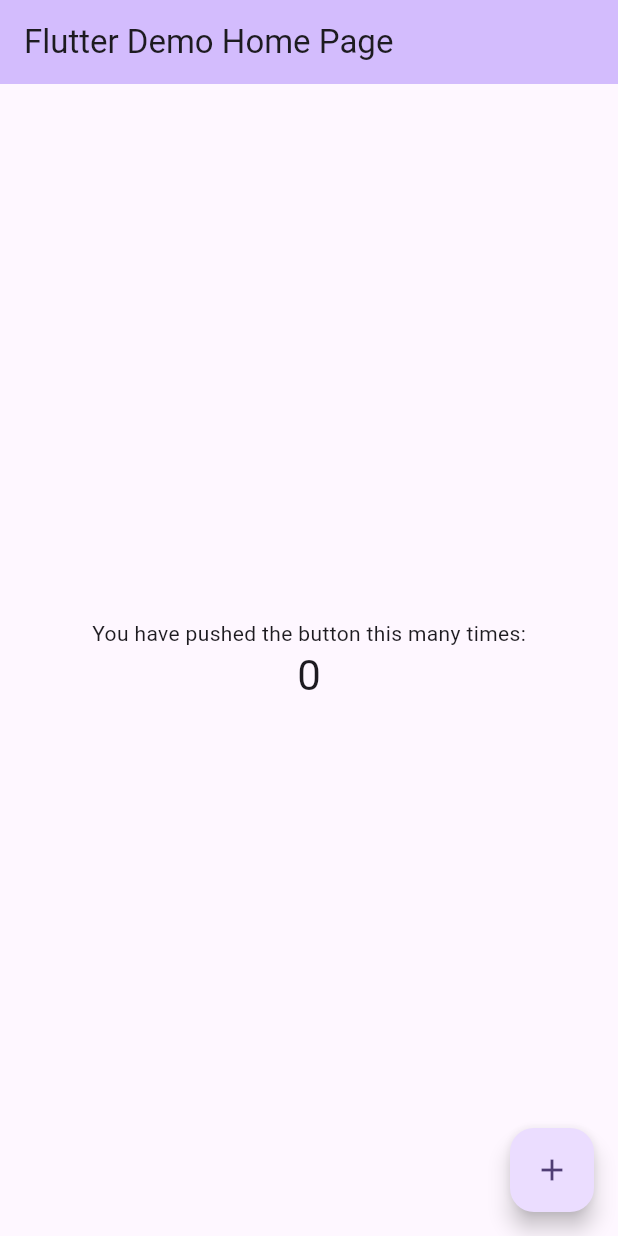
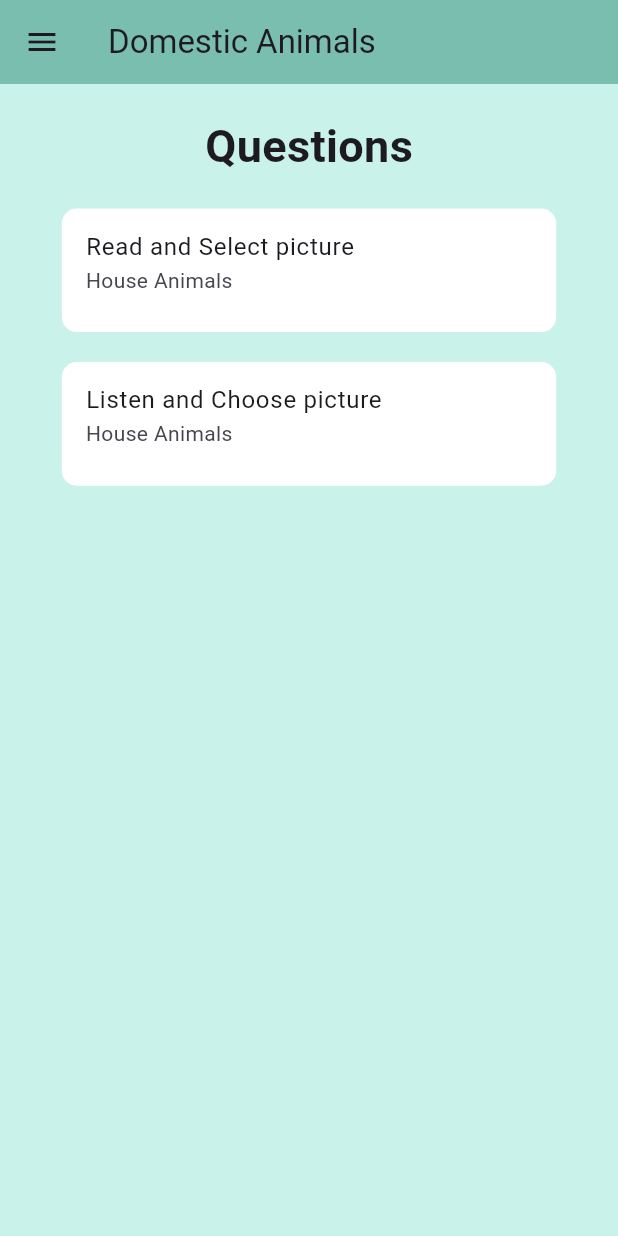
Before and after one commit to mariselvan98/arignar_app_task, a Flutter app: the screen it shows after launch, on a phone screen of 412 x 824 dp. Run offline on Flutter 3.47's test engine with Material 3 defaults, Android fonts, the phone set to English and light mode, and no system bars.

Commit message:
question category screen added

```diff
--- a/lib/main.dart
+++ b/lib/main.dart
@@ -1,3 +1,4 @@
+import 'package:arignar_app_task/pages/home_page/home_page.dart';
 import 'package:flutter/material.dart';
 
 void main() {
@@ -15,55 +16,22 @@ class MyApp extends StatelessWidget {
         colorScheme: ColorScheme.fromSeed(seedColor: Colors.deepPurple),
         useMaterial3: true,
       ),
-      home: const MyHomePage(title: 'Flutter Demo Home Page'),
+      debugShowCheckedModeBanner: false,
+      home: const MyHomePage(),
     );
   }
 }
 
 class MyHomePage extends StatefulWidget {
-  const MyHomePage({super.key, required this.title});
-
-  final String title;
+  const MyHomePage({super.key});
 
   @override
   State<MyHomePage> createState() => _MyHomePageState();
 }
 
 class _MyHomePageState extends State<MyHomePage> {
-  int _counter = 0;
-
-  void _incrementCounter() {
-    setState(() {
-      _counter++;
-    });
-  }
-
   @override
   Widget build(BuildContext context) {
-    return Scaffold(
-      appBar: AppBar(
-        backgroundColor: Theme.of(context).colorScheme.inversePrimary,
-        title: Text(widget.title),
-      ),
-      body: Center(
-        child: Column(
-          mainAxisAlignment: MainAxisAlignment.center,
-          children: <Widget>[
-            const Text(
-              'You have pushed the button this many times:',
-            ),
-            Text(
-              '$_counter',
-              style: Theme.of(context).textTheme.headlineMedium,
-            ),
-          ],
-        ),
-      ),
-      floatingActionButton: FloatingActionButton(
-        onPressed: _incrementCounter,
-        tooltip: 'Increment',
-        child: const Icon(Icons.add),
-      ),
-    );
+    return HomePage();
   }
 }
--- /dev/null
+++ b/lib/pages/home_page/home_page.dart
@@ -0,0 +1,105 @@
+import 'package:arignar_app_task/pages/question_page/question_page.dart';
+import 'package:arignar_app_task/utils/constant/questions.dart';
+import 'package:flutter/material.dart';
+
+class HomePage extends StatefulWidget {
+  const HomePage({super.key});
+
+  @override
+  State<HomePage> createState() => _HomePageState();
+}
+
+class _HomePageState extends State<HomePage> {
+  Questions questions = Questions();
+  late List questionCategory = [
+    {
+      "title": "Read and Select picture",
+      "subTitle": "House Animals",
+      "data": questions.homeAnimalsWithRead
+    },
+    {
+      "title": "Listen and Choose picture",
+      "subTitle": "House Animals",
+      "data": questions.homeAnimalsWithRead
+    }
+  ];
+
+  @override
+  Widget build(BuildContext context) {
+    return Scaffold(
+      drawer: Drawer(
+        child: Column(
+          children: [
+            Container(
+              color: const Color(0xff7abeb0),
+              height: MediaQuery.of(context).size.height * 0.2,
+              child: const Center(
+                child: Text(
+                  "Mari Selvan",
+                  style: TextStyle(fontWeight: FontWeight.bold, fontSize: 20),
+                ),
+              ),
+            ),
+            const Divider(),
+            const ListTile(
+              leading: Icon(Icons.person),
+              title: Text("Change Profile"),
+            ),
+            const ListTile(
+              leading: Icon(Icons.list),
+              title: Text("Change Subject"),
+            ),
+            const ListTile(
+              leading: Icon(Icons.settings),
+              title: Text("Settings"),
+            ),
+            const ListTile(
+              leading: Icon(Icons.logout),
+              title: Text("Logout"),
+            )
+          ],
+        ),
+      ),
+      appBar: AppBar(
+        backgroundColor: const Color(0xff7abeb0),
+        title: const Text("Domestic Animals"),
+      ),
+      body: Container(
+          padding: const EdgeInsets.only(top: 20),
+          height: MediaQuery.of(context).size.height,
+          width: MediaQuery.of(context).size.width,
+          color: const Color(0xffc9f2ea),
+          child: Center(
+            child: Column(
+              children: [
+                const Text(
+                  "Questions",
+                  style: TextStyle(fontWeight: FontWeight.w700, fontSize: 30),
+                ),
+                ...questionCategory.map((item) => Container(
+                      decoration: const BoxDecoration(
+                          color: Colors.white,
+                          borderRadius: BorderRadius.all(Radius.circular(10))),
+                      margin: const EdgeInsets.only(top: 20),
+                      height: MediaQuery.of(context).size.height * 0.1,
+                      width: MediaQuery.of(context).size.width * 0.8,
+                      child: ListTile(
+                        title: Text(item['title']),
+                        titleAlignment: ListTileTitleAlignment.center,
+                        subtitle: Text(item['subTitle']),
+                        onTap: () => {
+                          Navigator.push(
+                            context,
+                            MaterialPageRoute(
+                                builder: (context) =>
+                                    QuestionPage(questions: item['data'])),
+                          )
+                        },
+                      ),
+                    ))
+              ],
+            ),
+          )),
+    );
+  }
+}
--- /dev/null
+++ b/lib/pages/question_page/question_page.dart
@@ -0,0 +1,22 @@
+import 'package:flutter/material.dart';
+
+class QuestionPage extends StatefulWidget {
+  const QuestionPage({super.key, required this.questions});
+
+  final List questions;
+
+  @override
+  State<QuestionPage> createState() => _QuestionPageState();
+}
+
+class _QuestionPageState extends State<QuestionPage> {
+  late List questions = widget.questions;
+  @override
+  Widget build(BuildContext context) {
+    return Scaffold(
+      body: Container(
+        child: Text("HELLO"),
+      ),
+    );
+  }
+}
--- /dev/null
+++ b/lib/utils/constant/questions.dart
@@ -0,0 +1,39 @@
+class Questions {
+  List homeAnimalsWithRead = [
+    {
+      "queston":
+          "https://wallpapers.com/images/featured/cat-pictures-zc3gu0636kmldm04.jpg",
+      "quesionType": "IMAGE",
+      "isMultipleAnswer": false,
+      "answer": "Cat"
+    },
+    {
+      "queston":
+          "https://www.nylabone.com/-/media/project/oneweb/nylabone/images/dog101/10-intelligent-dog-breeds/golden-retriever-tongue-out.jpg",
+      "quesionType": "IMAGE",
+      "isMultipleAnswer": false,
+      "answer": "Dog"
+    },
+    {
+      "queston":
+          "https://www.theinsuranceemporium.co.uk/blog/wp-content/uploads/2023/09/image-13.png",
+      "quesionType": "IMAGE",
+      "isMultipleAnswer": false,
+      "answer": "Horse"
+    },
+    {
+      "queston":
+          "https://www.zinpro.com/wp-content/uploads/2023/06/Piglet_In_Commercial_Farm_1200x600.jpg",
+      "quesionType": "IMAGE",
+      "isMultipleAnswer": false,
+      "answer": "Pig"
+    },
+    {
+      "queston":
+          "https://cdn.britannica.com/53/157153-050-E5582B5A/Holstein-cow.jpg",
+      "quesionType": "IMAGE",
+      "isMultipleAnswer": false,
+      "answer": "Cow"
+    }
+  ];
+}
```
